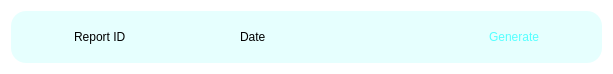
oncelerr/WardenFort, file WardenFort/reportswidget.ui: the form before one commit.
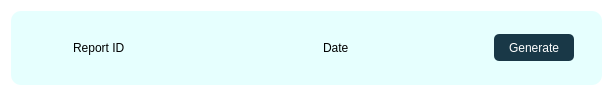
The form after the commit.

Patch:
```diff
--- a/WardenFort/reportswidget.ui
+++ b/WardenFort/reportswidget.ui
@@ -7,7 +7,7 @@
     <x>0</x>
     <y>0</y>
     <width>613</width>
-    <height>74</height>
+    <height>96</height>
    </rect>
   </property>
   <property name="windowTitle">
@@ -19,9 +19,21 @@
   <layout class="QHBoxLayout" name="horizontalLayout">
    <item>
     <widget class="QFrame" name="frame">
+     <property name="maximumSize">
+      <size>
+       <width>16777215</width>
+       <height>100</height>
+      </size>
+     </property>
+     <property name="sizeIncrement">
+      <size>
+       <width>0</width>
+       <height>25</height>
+      </size>
+     </property>
      <property name="styleSheet">
-      <string notr="true">background-color: rgba(1, 253, 245, 0.1); /* 10% opacity */
-    border-radius: 15px;</string>
+      <string notr="true">background-color: rgba(1, 253, 245, 0.1);
+border-radius: 10px;</string>
      </property>
      <property name="frameShape">
       <enum>QFrame::StyledPanel</enum>
@@ -33,14 +45,23 @@
       <property name="sizeConstraint">
        <enum>QLayout::SetNoConstraint</enum>
       </property>
+      <property name="topMargin">
+       <number>9</number>
+      </property>
+      <property name="bottomMargin">
+       <number>9</number>
+      </property>
       <item>
        <spacer name="horizontalSpacer">
         <property name="orientation">
          <enum>Qt::Horizontal</enum>
         </property>
+        <property name="sizeType">
+         <enum>QSizePolicy::Preferred</enum>
+        </property>
         <property name="sizeHint" stdset="0">
          <size>
-          <width>10</width>
+          <width>55</width>
           <height>20</height>
          </size>
         </property>
@@ -74,9 +95,12 @@
         <property name="orientation">
          <enum>Qt::Horizontal</enum>
         </property>
+        <property name="sizeType">
+         <enum>QSizePolicy::Preferred</enum>
+        </property>
         <property name="sizeHint" stdset="0">
          <size>
-          <width>40</width>
+          <width>155</width>
           <height>20</height>
          </size>
         </property>
@@ -97,9 +121,12 @@
         <property name="orientation">
          <enum>Qt::Horizontal</enum>
         </property>
+        <property name="sizeType">
+         <enum>QSizePolicy::Expanding</enum>
+        </property>
         <property name="sizeHint" stdset="0">
          <size>
-          <width>40</width>
+          <width>50</width>
           <height>20</height>
          </size>
         </property>
@@ -136,9 +163,12 @@
         <property name="orientation">
          <enum>Qt::Horizontal</enum>
         </property>
+        <property name="sizeType">
+         <enum>QSizePolicy::Preferred</enum>
+        </property>
         <property name="sizeHint" stdset="0">
          <size>
-          <width>40</width>
+          <width>15</width>
           <height>20</height>
          </size>
         </property>
@@ -146,10 +176,22 @@
       </item>
       <item>
        <widget class="QPushButton" name="pushButton">
+        <property name="sizePolicy">
+         <sizepolicy hsizetype="Minimum" vsizetype="Preferred">
+          <horstretch>0</horstretch>
+          <verstretch>0</verstretch>
+         </sizepolicy>
+        </property>
         <property name="minimumSize">
          <size>
-          <width>0</width>
-          <height>0</height>
+          <width>80</width>
+          <height>20</height>
+         </size>
+        </property>
+        <property name="maximumSize">
+         <size>
+          <width>75</width>
+          <height>27</height>
          </size>
         </property>
         <property name="sizeIncrement">
@@ -159,7 +201,9 @@
          </size>
         </property>
         <property name="styleSheet">
-         <string notr="true"> background-color: transparent; color: rgb(85, 255, 255);</string>
+         <string notr="true">color: rgb(255, 255, 255);
+background-color: rgb(25, 56, 71);
+border-radius: 5px;</string>
         </property>
         <property name="text">
          <string>Generate</string>
@@ -171,9 +215,12 @@
         <property name="orientation">
          <enum>Qt::Horizontal</enum>
         </property>
+        <property name="sizeType">
+         <enum>QSizePolicy::Preferred</enum>
+        </property>
         <property name="sizeHint" stdset="0">
          <size>
-          <width>40</width>
+          <width>20</width>
           <height>20</height>
          </size>
         </property>
```
Left out of the diff: 3 changed lines with no effect on the pictures.
